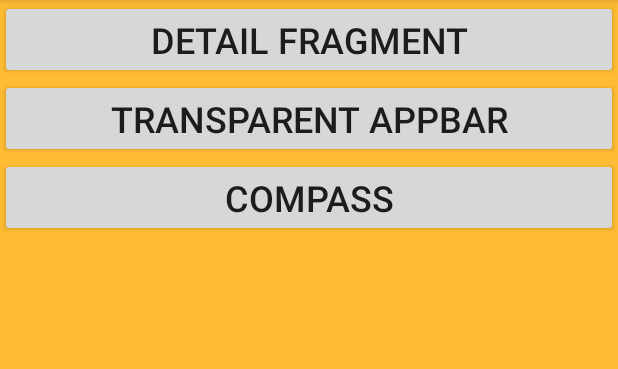
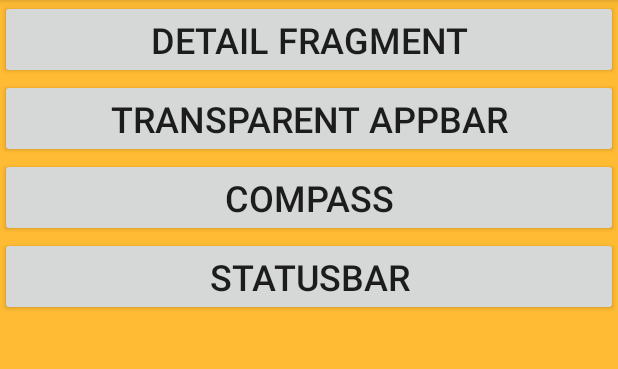
Before and after one commit to andaluz/MaterialDesign, an Android app: the screen it shows after launch (MainActivity), on a phone screen of 412 x 824 dp, the part 84-453 px from its top. Run offline under Robolectric (Android 15) with nearby library versions, the phone set to English and light mode, and no system bars.

Commit message:
Added a new fragment to play with statusbar.

```diff
--- a/app/src/main/java/app/appplanet/com/mytoolbar/MainFragment.java
+++ b/app/src/main/java/app/appplanet/com/mytoolbar/MainFragment.java
@@ -58,5 +58,16 @@ public class MainFragment extends Fragment {
                         .commit();
             }
         });
+
+        Button statusbar = (Button) getView().findViewById(R.id.button_statusbar);
+        compass.setOnClickListener(new View.OnClickListener() {
+            @Override
+            public void onClick(View v) {
+                FragmentManager fm = ((AppCompatActivity) getActivity()).getSupportFragmentManager();
+                fm.beginTransaction().add(R.id.fl_content, new CompassFragment(), null)
+                        .addToBackStack(null)
+                        .commit();
+            }
+        });
     }
 }
--- a/app/src/main/res/layout/fragment_main.xml
+++ b/app/src/main/res/layout/fragment_main.xml
@@ -24,4 +24,11 @@
         android:layout_height="wrap_content"
         android:textSize="24sp"
         android:text="Compass"/>
+
+    <Button
+        android:id="@+id/button_statusbar"
+        android:layout_width="match_parent"
+        android:layout_height="wrap_content"
+        android:textSize="24sp"
+        android:text="Statusbar"/>
 </LinearLayout>
```
Also changed, not shown: app/src/main/java/app/appplanet/com/mytoolbar/StatusBarFragment.java (added, +57 -0 lines), app/src/main/res/layout/fragment_statusbar.xml (added, +12 -0 lines).
